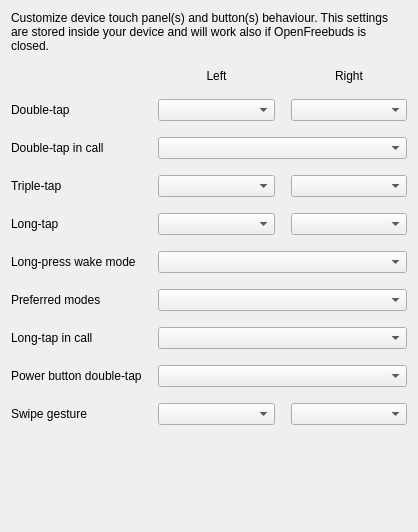
This is openfreebuds_qt/designer/module_geatures.ui in melianmiko/OpenFreebuds as Qt 5 draws it before an edit. The edited form follows.
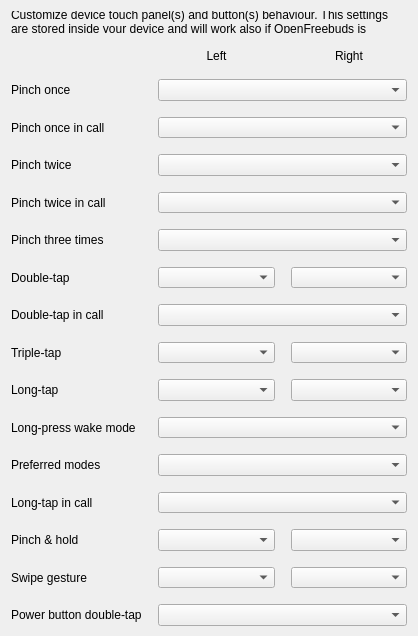
This is the edited form.

Commit message:
Align HUAWEI gesture support with 2.0.7.321
Register FreeBuds Lipstick 2 as a FreeBuds 5 alias and align per-model gesture handlers with the official touchsetting pages, including light-hold and in-call double-tap support. Limit charging-case tone and drop reminder controls by model, update the Qt gesture editor and translations, and add the capability matrix, TODO list, and regression coverage.

```diff
--- a/openfreebuds_qt/designer/module_geatures.ui
+++ b/openfreebuds_qt/designer/module_geatures.ui
@@ -23,170 +23,226 @@
    <property name="spacing">
     <number>16</number>
    </property>
-   <item row="3" column="1" colspan="2">
-    <widget class="QComboBox" name="double_in_call_left"/>
+   <item row="0" column="0" colspan="3">
+    <widget class="QLabel" name="label">
+     <property name="text">
+      <string>Customize device touch panel(s) and button(s) behaviour. This settings are stored inside your device and will work also if OpenFreebuds is closed.</string>
+     </property>
+     <property name="wordWrap">
+      <bool>true</bool>
+     </property>
+    </widget>
+   </item>
+   <item row="1" column="1">
+    <widget class="QLabel" name="label_2">
+     <property name="sizePolicy">
+      <sizepolicy hsizetype="Preferred" vsizetype="Fixed">
+       <horstretch>0</horstretch>
+       <verstretch>0</verstretch>
+      </sizepolicy>
+     </property>
+     <property name="text">
+      <string>Left</string>
+     </property>
+     <property name="alignment">
+      <set>Qt::AlignmentFlag::AlignCenter</set>
+     </property>
+    </widget>
+   </item>
+   <item row="1" column="2">
+    <widget class="QLabel" name="label_3">
+     <property name="sizePolicy">
+      <sizepolicy hsizetype="Preferred" vsizetype="Fixed">
+       <horstretch>0</horstretch>
+       <verstretch>0</verstretch>
+      </sizepolicy>
+     </property>
+     <property name="text">
+      <string>Right</string>
+     </property>
+     <property name="alignment">
+      <set>Qt::AlignmentFlag::AlignCenter</set>
+     </property>
+    </widget>
    </item>
    <item row="2" column="0">
+    <widget class="QLabel" name="pinch_once_label">
+     <property name="text">
+      <string>Pinch once</string>
+     </property>
+    </widget>
+   </item>
+   <item row="2" column="1" colspan="2">
+    <widget class="QComboBox" name="pinch_once"/>
+   </item>
+   <item row="3" column="0">
+    <widget class="QLabel" name="pinch_once_in_call_label">
+     <property name="text">
+      <string>Pinch once in call</string>
+     </property>
+    </widget>
+   </item>
+   <item row="3" column="1" colspan="2">
+    <widget class="QComboBox" name="pinch_once_in_call"/>
+   </item>
+   <item row="4" column="0">
+    <widget class="QLabel" name="pinch_twice_label">
+     <property name="text">
+      <string>Pinch twice</string>
+     </property>
+    </widget>
+   </item>
+   <item row="4" column="1" colspan="2">
+    <widget class="QComboBox" name="pinch_twice"/>
+   </item>
+   <item row="5" column="0">
+    <widget class="QLabel" name="pinch_twice_in_call_label">
+     <property name="text">
+      <string>Pinch twice in call</string>
+     </property>
+    </widget>
+   </item>
+   <item row="5" column="1" colspan="2">
+    <widget class="QComboBox" name="pinch_twice_in_call"/>
+   </item>
+   <item row="6" column="0">
+    <widget class="QLabel" name="pinch_three_times_label">
+     <property name="text">
+      <string>Pinch three times</string>
+     </property>
+    </widget>
+   </item>
+   <item row="6" column="1" colspan="2">
+    <widget class="QComboBox" name="pinch_three_times"/>
+   </item>
+   <item row="7" column="0">
     <widget class="QLabel" name="double_label">
      <property name="text">
       <string>Double-tap</string>
      </property>
     </widget>
    </item>
-   <item row="9" column="0">
-    <widget class="QLabel" name="power_label">
-     <property name="text">
-      <string>Power button double-tap</string>
-     </property>
-    </widget>
+   <item row="7" column="1">
+    <widget class="QComboBox" name="double_left"/>
    </item>
-   <item row="5" column="0">
-    <widget class="QLabel" name="long_label">
-     <property name="text">
-      <string>Long-tap</string>
-     </property>
-    </widget>
-   </item>
-   <item row="7" column="1" colspan="2">
-    <widget class="QComboBox" name="long_anc_left"/>
-   </item>
-   <item row="4" column="1">
-    <widget class="QComboBox" name="triple_left"/>
-   </item>
-   <item row="2" column="2">
+   <item row="7" column="2">
     <widget class="QComboBox" name="double_right"/>
    </item>
-   <item row="4" column="0">
+   <item row="8" column="0">
+    <widget class="QLabel" name="double_in_call_label">
+     <property name="text">
+      <string>Double-tap in call</string>
+     </property>
+    </widget>
+   </item>
+   <item row="8" column="1" colspan="2">
+    <widget class="QComboBox" name="double_in_call_left"/>
+   </item>
+   <item row="9" column="0">
     <widget class="QLabel" name="triple_label">
      <property name="text">
       <string>Triple-tap</string>
      </property>
     </widget>
    </item>
-   <item row="1" column="2">
-    <widget class="QLabel" name="label_3">
-     <property name="sizePolicy">
-      <sizepolicy hsizetype="Preferred" vsizetype="Fixed">
-       <horstretch>0</horstretch>
-       <verstretch>0</verstretch>
-      </sizepolicy>
-     </property>
-     <property name="text">
-      <string>Right</string>
-     </property>
-     <property name="alignment">
-      <set>Qt::AlignmentFlag::AlignCenter</set>
-     </property>
-    </widget>
+   <item row="9" column="1">
+    <widget class="QComboBox" name="triple_left"/>
    </item>
-   <item row="11" column="1">
-    <spacer name="verticalSpacer">
-     <property name="orientation">
-      <enum>Qt::Orientation::Vertical</enum>
-     </property>
-     <property name="sizeHint" stdset="0">
-      <size>
-       <width>20</width>
-       <height>40</height>
-      </size>
-     </property>
-    </spacer>
-   </item>
-   <item row="1" column="1">
-    <widget class="QLabel" name="label_2">
-     <property name="sizePolicy">
-      <sizepolicy hsizetype="Preferred" vsizetype="Fixed">
-       <horstretch>0</horstretch>
-       <verstretch>0</verstretch>
-      </sizepolicy>
-     </property>
-     <property name="text">
-      <string>Left</string>
-     </property>
-     <property name="alignment">
-      <set>Qt::AlignmentFlag::AlignCenter</set>
-     </property>
-    </widget>
-   </item>
-   <item row="2" column="1">
-    <widget class="QComboBox" name="double_left">
-     <property name="sizeIncrement">
-      <size>
-       <width>0</width>
-       <height>0</height>
-      </size>
-     </property>
-    </widget>
-   </item>
-   <item row="4" column="2">
+   <item row="9" column="2">
     <widget class="QComboBox" name="triple_right"/>
    </item>
    <item row="10" column="0">
-    <widget class="QLabel" name="swipe_label">
+    <widget class="QLabel" name="long_label">
      <property name="text">
-      <string>Swipe gesture</string>
-     </property>
-    </widget>
-   </item>
-   <item row="0" column="0" colspan="3">
-    <widget class="QLabel" name="label">
-     <property name="text">
-      <string>Customize device touch panel(s) and button(s) behaviour. This settings are stored inside your device and will work also if OpenFreebuds is closed.</string>
-     </property>
-     <property name="wordWrap">
-      <bool>true</bool>
+      <string>Long-tap</string>
      </property>
     </widget>
    </item>
    <item row="10" column="1">
-    <widget class="QComboBox" name="swipe_left"/>
+    <widget class="QComboBox" name="long_left"/>
    </item>
    <item row="10" column="2">
-    <widget class="QComboBox" name="swipe_right"/>
-   </item>
-   <item row="5" column="2">
     <widget class="QComboBox" name="long_right"/>
    </item>
-   <item row="5" column="1">
-    <widget class="QComboBox" name="long_left"/>
-   </item>
-   <item row="6" column="0">
+   <item row="11" column="0">
     <widget class="QLabel" name="long_mode_label">
      <property name="text">
       <string>Long-press wake mode</string>
      </property>
     </widget>
    </item>
-   <item row="6" column="1" colspan="2">
+   <item row="11" column="1" colspan="2">
     <widget class="QComboBox" name="long_mode"/>
    </item>
-   <item row="7" column="0">
+   <item row="12" column="0">
     <widget class="QLabel" name="long_anc_label">
      <property name="text">
       <string>Preferred modes</string>
      </property>
     </widget>
    </item>
-   <item row="9" column="1" colspan="2">
-    <widget class="QComboBox" name="power_left"/>
+   <item row="12" column="1" colspan="2">
+    <widget class="QComboBox" name="long_anc_left"/>
    </item>
-   <item row="3" column="0">
-    <widget class="QLabel" name="double_in_call_label">
-     <property name="text">
-      <string>Double-tap in call</string>
-     </property>
-    </widget>
-   </item>
-   <item row="8" column="0">
+   <item row="13" column="0">
     <widget class="QLabel" name="long_in_call_label">
      <property name="text">
       <string>Long-tap in call</string>
      </property>
     </widget>
    </item>
-   <item row="8" column="1" colspan="2">
+   <item row="13" column="1" colspan="2">
     <widget class="QComboBox" name="long_in_call"/>
    </item>
+   <item row="14" column="0">
+    <widget class="QLabel" name="pinch_hold_label">
+     <property name="text">
+      <string>Pinch &amp; hold</string>
+     </property>
+    </widget>
+   </item>
+   <item row="14" column="1">
+    <widget class="QComboBox" name="pinch_hold_left"/>
+   </item>
+   <item row="14" column="2">
+    <widget class="QComboBox" name="pinch_hold_right"/>
+   </item>
+   <item row="15" column="0">
+    <widget class="QLabel" name="swipe_label">
+     <property name="text">
+      <string>Swipe gesture</string>
+     </property>
+    </widget>
+   </item>
+   <item row="15" column="1">
+    <widget class="QComboBox" name="swipe_left"/>
+   </item>
+   <item row="15" column="2">
+    <widget class="QComboBox" name="swipe_right"/>
+   </item>
+   <item row="16" column="0">
+    <widget class="QLabel" name="power_label">
+     <property name="text">
+      <string>Power button double-tap</string>
+     </property>
+    </widget>
+   </item>
+   <item row="16" column="1" colspan="2">
+    <widget class="QComboBox" name="power_left"/>
+   </item>
+   <item row="17" column="1">
+    <spacer name="verticalSpacer">
+     <property name="orientation">
+      <enum>Qt::Orientation::Vertical</enum>
+     </property>
+     <property name="sizeHint" stdset="0">
+      <size>
+       <width>20</width>
+       <height>40</height>
+      </size>
+     </property>
+    </spacer>
+   </item>
   </layout>
  </widget>
  <tabstops>
```
Left out of the diff: 11 changed lines with no effect on the pictures. The commit also changes 39 other files.
